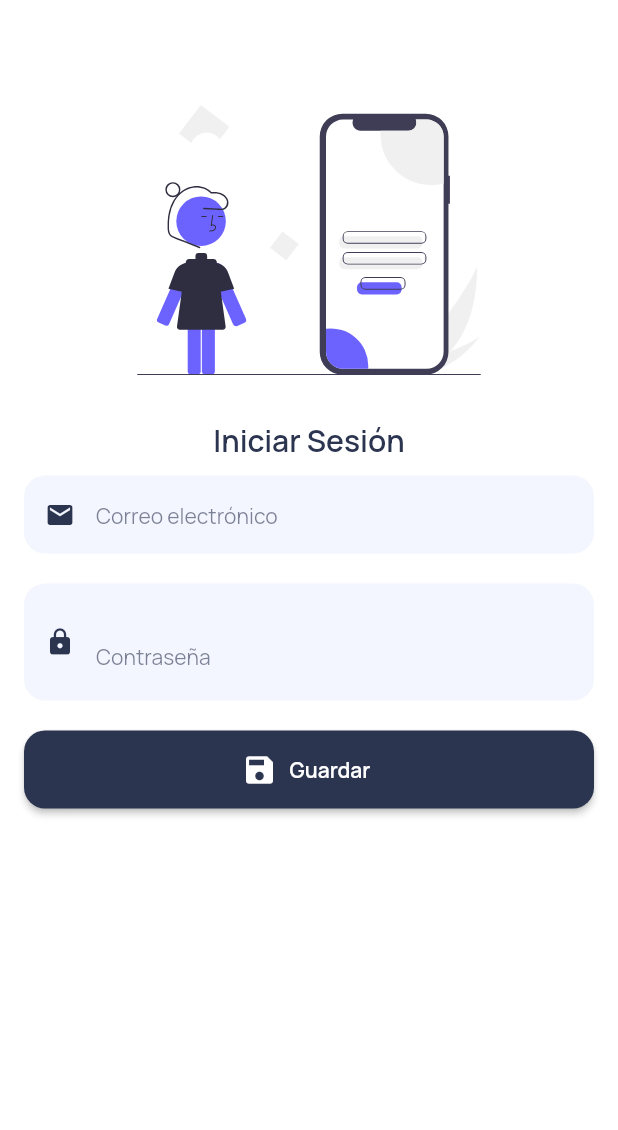
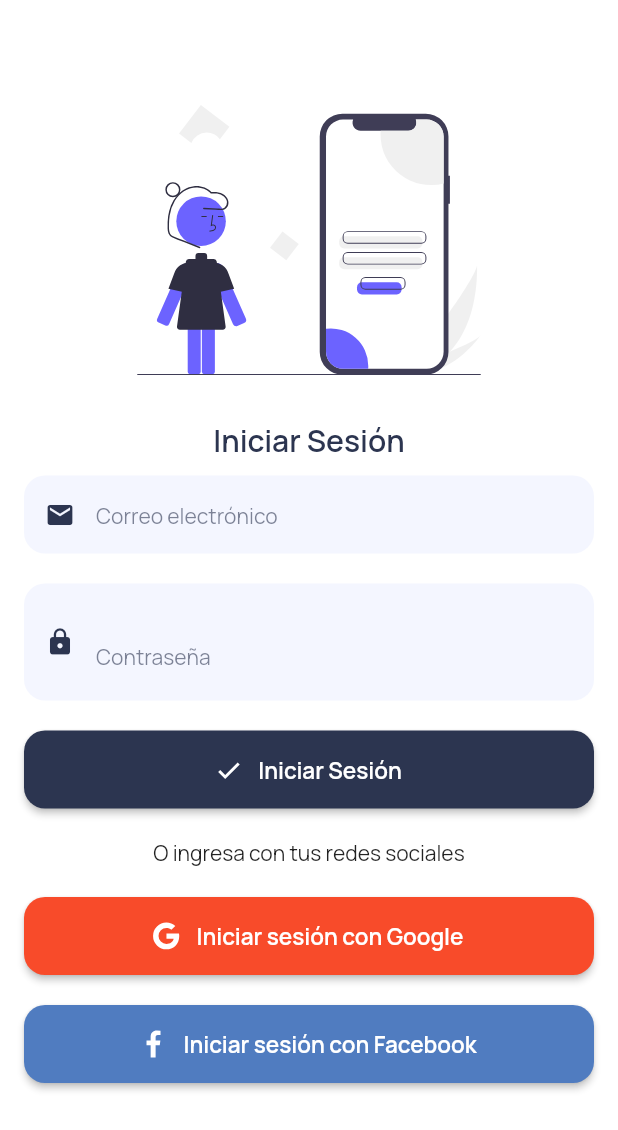
Before and after one commit to neslonBryan/tasks, a Flutter app: the screen it shows after launch, on a phone screen of 412 x 824 dp. Shown: the top 1130 px of the screen. Run offline on Flutter 3.47's test engine with Material 2 defaults, Android fonts, the phone set to English and light mode, and no system bars; our stand-ins replace cloud_firestore, firebase_core, flutter_svg, google_fonts; accounts and stored records are empty.

Commit message:
working with login page

```diff
--- a/lib/pages/login_page.dart
+++ b/lib/pages/login_page.dart
@@ -1,6 +1,7 @@
 import 'package:flutter/material.dart';
 import 'package:flutter_svg/svg.dart';
 import 'package:tasks/ui/general/colors.dart';
+import 'package:tasks/ui/widgets/button_custom_widget.dart';
 import 'package:tasks/ui/widgets/button_normal_widget.dart';
 import 'package:tasks/ui/widgets/general_widgets.dart';
 import 'package:tasks/ui/widgets/textFlied_normal_widget.dart';
@@ -50,7 +51,27 @@ class _LoginPageState extends State<LoginPage> {
                 controller: _passwordcontroller,
               ),
               divider20(),
-              ButtonNormalWidget(onPressed: () {}),
+              ButtonCustonWidget(
+                text: "Iniciar Sesión",
+                icon: "check",
+                color: KBrandPrimaryColor,
+              ),
+              divider20(),
+              Text(
+                "O ingresa con tus redes sociales",
+              ),
+              divider20(),
+              ButtonCustonWidget(
+                text: "Iniciar sesión con Google",
+                icon: "google",
+                color: Color(0xfff84b2a),
+              ),
+              divider20(),
+              ButtonCustonWidget(
+                text: "Iniciar sesión con Facebook",
+                icon: "facebook",
+                color: Color(0xff507CC0),
+              ),
             ],
           ),
         ),
--- /dev/null
+++ b/lib/ui/widgets/button_custom_widget.dart
@@ -0,0 +1,42 @@
+import 'package:flutter/material.dart';
+import 'package:flutter_svg/flutter_svg.dart';
+
+class ButtonCustonWidget extends StatelessWidget {
+  String text;
+  Color color;
+  String icon;
+
+  ButtonCustonWidget({
+    required this.text,
+    required this.color,
+    required this.icon,
+  });
+
+  @override
+  Widget build(BuildContext context) {
+    return SizedBox(
+      height: 52.0,
+      width: double.infinity,
+      child: ElevatedButton.icon(
+        onPressed: () {},
+        style: ElevatedButton.styleFrom(
+          primary: color,
+          shape: RoundedRectangleBorder(
+            borderRadius: BorderRadius.circular(14.0),
+          ),
+        ),
+        icon: SvgPicture.asset(
+          'assets/icons/$icon.svg',
+          color: Colors.white,
+        ),
+        label: Text(
+          text,
+          style: TextStyle(
+            fontSize: 15.0,
+            fontWeight: FontWeight.w600,
+          ),
+        ),
+      ),
+    );
+  }
+}
--- a/pubspec.yaml
+++ b/pubspec.yaml
@@ -66,6 +66,7 @@ flutter:
   # To add assets to your application, add an assets section, like this:
   assets:
     - assets/images/
+    - assets/icons/
   #   - images/a_dot_ham.jpeg
 
   # An image asset can refer to one or more resolution-specific "variants", see
```
Also changed, not shown: assets/icons/check.svg (added), assets/icons/facebook.svg (added), assets/icons/google.svg (added), assets/icons/smile.svg (added).
